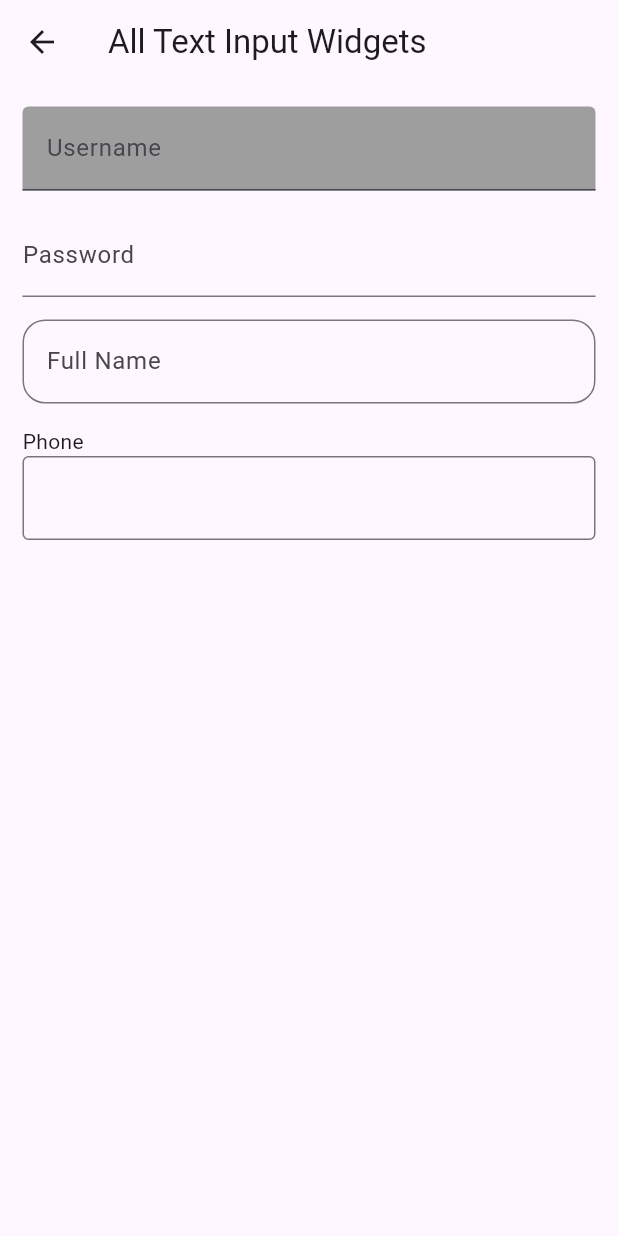
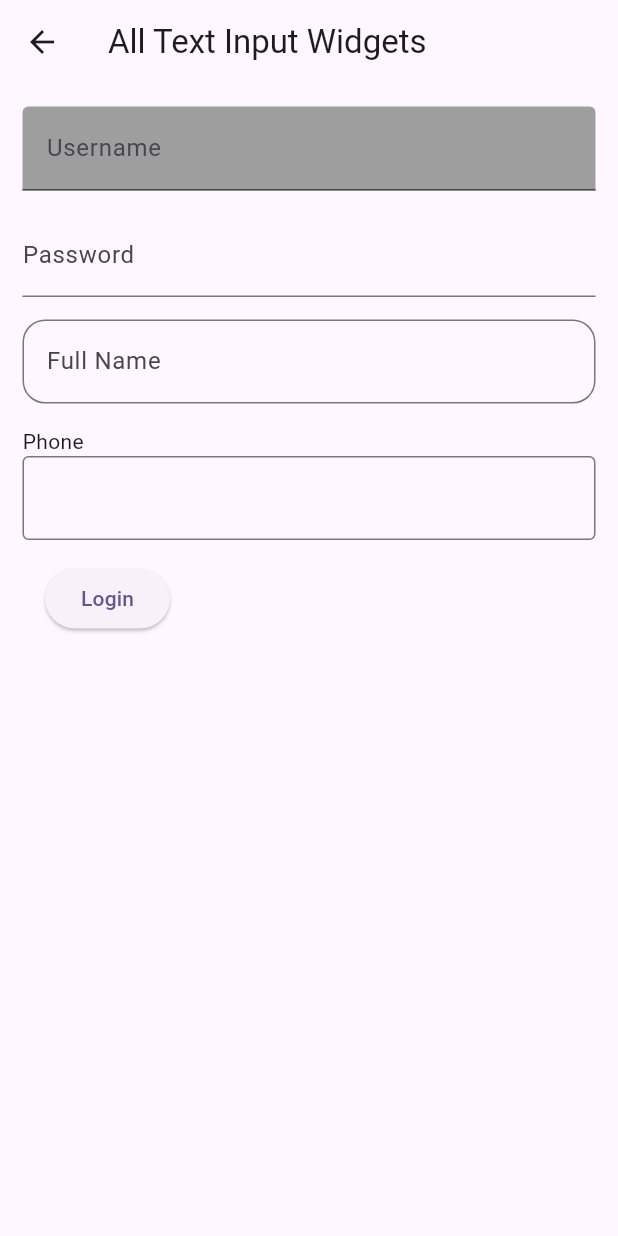
Before and after one commit to Nguonchhay/FlutterPractice, a Flutter app: the TextInputScreen screen opened by its route, on a phone screen of 412 x 824 dp. Run offline on Flutter 3.47's test engine with Material 3 defaults, Android fonts, the phone set to English and light mode, and no system bars; our stand-ins replace badges, google_maps_flutter, image_picker, location, sqflite; accounts and stored records are empty.

Commit message:
[WIDGET_DEMO] Get TextField value

```diff
--- a/widget_demo/lib/screens/text_input_screen.dart
+++ b/widget_demo/lib/screens/text_input_screen.dart
@@ -68,6 +68,23 @@ class _TextInputScreenState extends State<TextInputScreen> {
                 border: OutlineInputBorder(),
               ),
             ),
+
+            Container(
+              alignment: Alignment.center,
+              padding: const EdgeInsets.all(15.0),
+              child: Row(
+                children: [
+                  ElevatedButton(
+                    onPressed: () {
+                      String data = usernameController.text;
+                      var snackBar = SnackBar(content: Text(data));
+                      ScaffoldMessenger.of(context).showSnackBar(snackBar);
+                    },
+                    child: const Text('Login'),
+                  ),
+                ],
+              ),
+            ),
           ],
         ),
       ),
```
